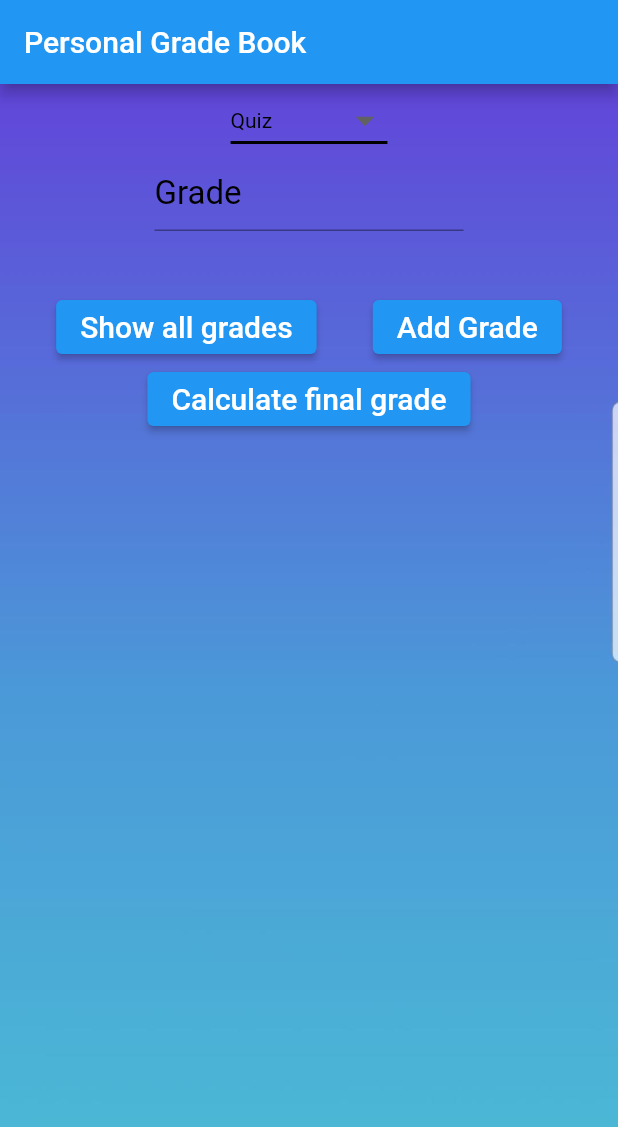
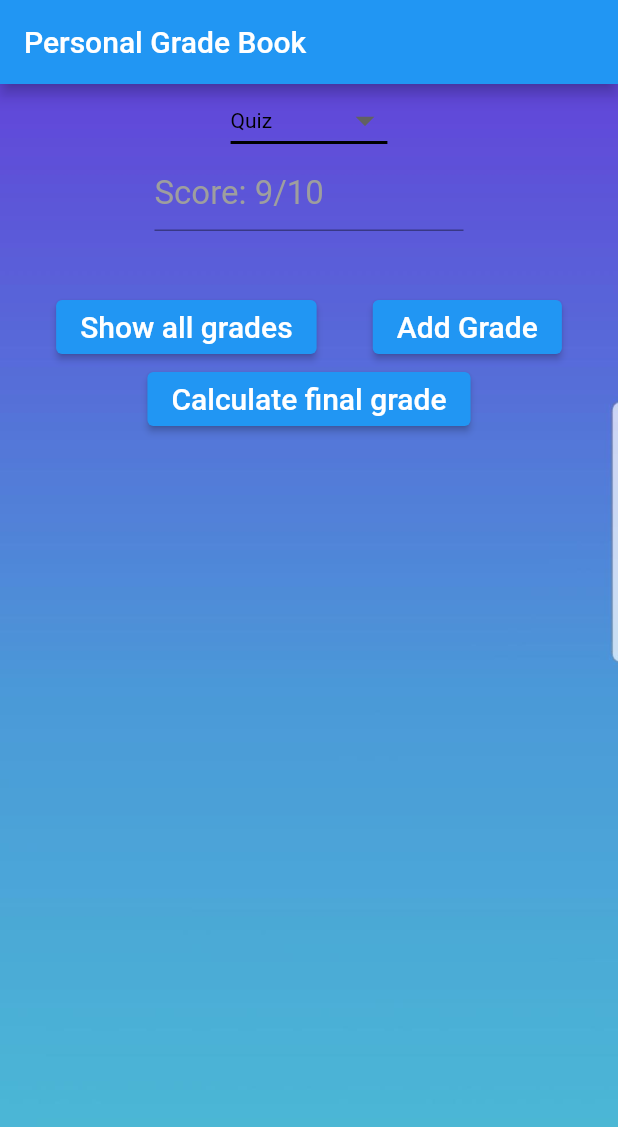
Before and after one commit to jfleming3/final_project_flutter, a Flutter app: the screen it shows after launch, on a phone screen of 412 x 824 dp. Shown: the top 1127 px of the screen. Run offline on Flutter 3.47's test engine with Material 2 defaults, Android fonts, the phone set to English and light mode, and no system bars; our stand-ins replace cloud_firestore, firebase_core; accounts and stored records are empty.

Commit message:
color fix

```diff
--- a/lib/main.dart
+++ b/lib/main.dart
@@ -77,8 +77,8 @@ String dropdownValue ="Quiz";
         controller: _newItemTextField,
         style: TextStyle(fontSize: 22, color: Colors.black),
         decoration: InputDecoration(
-          hintText: "Grade",
-          hintStyle: TextStyle(fontSize: 22, color: Colors.black),
+          hintText: "Score: 9/10",
+          hintStyle: TextStyle(fontSize: 22, color: Colors.grey),
         ),
       ),
     );
```
